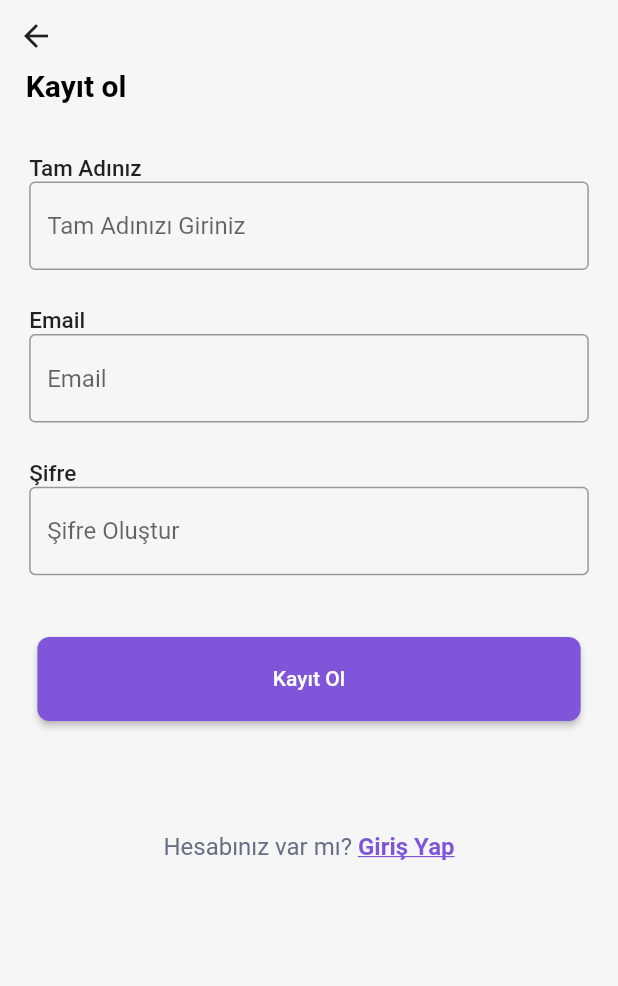
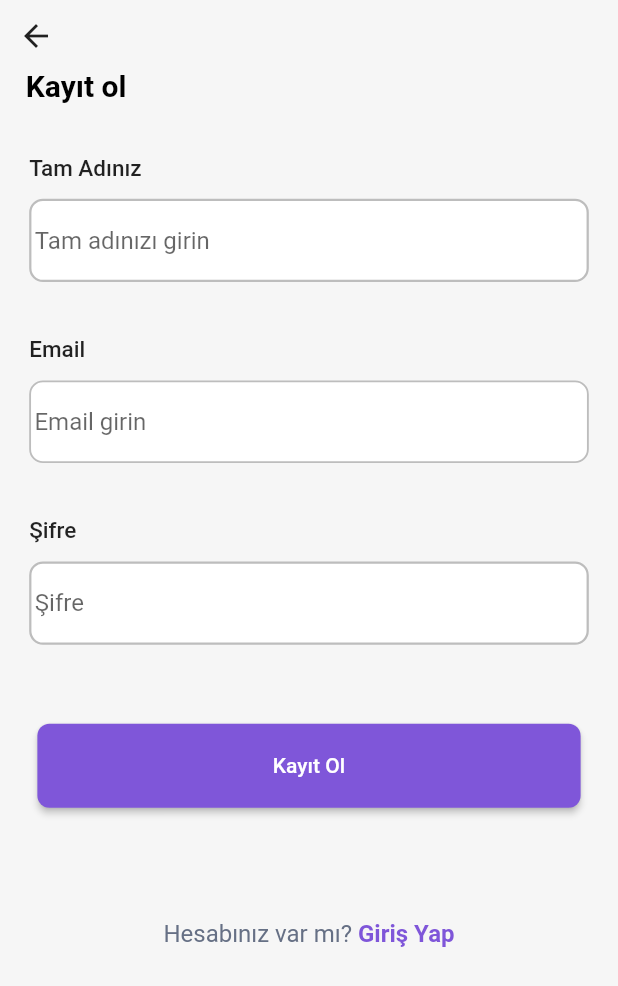
Before and after one commit to hmustafabolat/peptaskApp, a Flutter app: the RegisterPage screen opened directly, on a phone screen of 412 x 824 dp. Shown: the top 986 px of the screen. Run offline on Flutter 3.47's test engine with Material 2 defaults, Android fonts, the phone set to English and light mode, and no system bars; our stand-ins replace cloud_firestore, dotted_border, firebase_auth, firebase_core, flutter_screenutil, get; accounts and stored records are empty.

Commit message:
Change textfield

```diff
--- a/lib/main.dart
+++ b/lib/main.dart
@@ -33,7 +33,7 @@ class MyApp extends StatelessWidget {
       builder: (context, child) {
         return GetMaterialApp(
           debugShowCheckedModeBanner: false,
-          home: AdminMainPage(),
+          home: LandingPage(),
           //LandingPage(),
         );
       },
--- a/lib/view/login_page.dart
+++ b/lib/view/login_page.dart
@@ -3,6 +3,7 @@ import 'package:flutter_screenutil/flutter_screenutil.dart';
 import 'package:get/get.dart';
 import 'package:get/get_core/src/get_main.dart';
 import 'package:peptask/widgets/buttons/button.dart';
+import 'package:peptask/widgets/text-field/text_field_widgets.dart';
 import 'package:peptask/widgets/text/text_widgets.dart';
 import '../model/user_model.dart';
 import '../viewmodel/auth_viewmodel.dart';
@@ -25,7 +26,7 @@ class _UserLoginPageState extends State<UserLoginPage> {
   Widget build(BuildContext context) {
     return SafeArea(
       child: Scaffold(
-          backgroundColor: Color.fromRGBO(246, 246, 246, 1),
+          backgroundColor: Colors.grey.shade200,
           body: SingleChildScrollView(
             child: Center(
               child: Padding(
@@ -36,7 +37,6 @@ class _UserLoginPageState extends State<UserLoginPage> {
                     child: Column(
                       mainAxisAlignment: MainAxisAlignment.spaceEvenly,
                       children: [
-                        SizedBox(height: 0.06.sh),
                         AppLogo(
                           path: "assets/images/logo_icon.png",
                         ),
@@ -44,10 +44,12 @@ class _UserLoginPageState extends State<UserLoginPage> {
                         AppLogo(path: "assets/images/pepteam_logo.png"),
                         SizedBox(height: 0.02.sh),
                         TextWidget(textInput: "İzin Portalı"),
-                        SizedBox(height: 0.1.sh),
-                        buildTextFormFieldEmail(),
-                        SizedBox(height: 0.06.sh),
-                        buildTextFormFieldPassword(),
+                        SizedBox(height: 0.09.sh),
+                        InfoTextWidget(infoText: "Email"),
+                        TextFieldEmail(),
+                        SizedBox(height: 0.02.sh),
+                        InfoTextWidget(infoText: "Şifre"),
+                        TextFieldPassword(),
                         SizedBox(height: 0.03.sh),
                         ForgotPasswordButton(nullText: "Şifremi Unuttum"),
                         SizedBox(height: 0.03.sh),
@@ -87,6 +89,7 @@ class _UserLoginPageState extends State<UserLoginPage> {
         obscureText: true,
         decoration: InputDecoration(
           border: OutlineInputBorder(
+
             borderSide: BorderSide(
               color: Color.fromRGBO(208, 213, 221, 1),
             ),
@@ -100,25 +103,4 @@ class _UserLoginPageState extends State<UserLoginPage> {
         ));
   }
 
-  TextFormField buildTextFormFieldEmail() {
-    return TextFormField(
-      style: TextStyle(
-        color: Colors.black,
-      ),
-      onSaved: (value) {
-        email = value;
-      },
-      cursorColor: Colors.black,
-      keyboardType: TextInputType.emailAddress,
-      decoration: InputDecoration(
-        border: OutlineInputBorder(
-          borderSide:
-              BorderSide(color: Color.fromRGBO(208, 213, 221, 1), width: 4),
-        ),
-        focusedBorder: OutlineInputBorder(
-            borderSide: BorderSide(color: Color.fromRGBO(208, 213, 221, 1))),
-        hintText: "Email Girin",
-      ),
-    );
-  }
 }
--- a/lib/view/register_page.dart
+++ b/lib/view/register_page.dart
@@ -2,7 +2,8 @@ import 'package:flutter/material.dart';
 import 'package:flutter_screenutil/flutter_screenutil.dart';
 import 'package:get/get.dart';
 import 'package:peptask/widgets/buttons/button.dart';
-import 'package:peptask/widgets/icons/icons.dart';
+
+import 'package:peptask/widgets/text-field/text_field_widgets.dart';
 import 'package:peptask/widgets/text/text_widgets.dart';
 
 import '../viewmodel/auth_viewmodel.dart';
@@ -42,17 +43,17 @@ class _RegisterPageState extends State<RegisterPage> {
                         mainAxisAlignment: MainAxisAlignment.center,
                         children: [
                           InfoTextWidget(infoText: "Tam Adınız"),
-                          buildTextFormFieldName(),
+                          TextFieldName(),
                           SizedBox(
                             height: 0.03.sh,
                           ),
                           InfoTextWidget(infoText: "Email"),
-                          buildTextFormFieldEmail(),
+                          TextFieldEmail(),
                           SizedBox(
                             height: 0.03.sh,
                           ),
                           InfoTextWidget(infoText: "Şifre"),
-                          buildTextFormFieldPassword(),
+                          TextFieldPassword(),
                           SizedBox(
                             height: 0.05.sh,
                           ),
@@ -78,90 +79,4 @@ class _RegisterPageState extends State<RegisterPage> {
             ),
           )),
     );
-  }
-
-  TextFormField buildTextFormFieldPassword() {
-    return TextFormField(
-        style: TextStyle(
-          color: Colors.black,
-        ),
-        onSaved: (value) {
-          password = value;
-        },
-        cursorColor: Colors.black,
-        obscureText: true,
-        decoration: InputDecoration(
-          border: OutlineInputBorder(
-            borderSide: BorderSide(
-              color: Color.fromRGBO(208, 213, 221, 1),
-            ),
-          ),
-          hintText: 'Şifre Oluştur',
-          focusColor: Color.fromRGBO(208, 213, 221, 1),
-          focusedBorder: OutlineInputBorder(
-              borderSide: BorderSide(
-            color: Color.fromRGBO(208, 213, 221, 1),
-          )),
-        ));
-  }
-
-  TextFormField buildTextFormFieldName() {
-    return TextFormField(
-        key: _globalKey,
-        style: TextStyle(
-          color: Colors.black,
-        ),
-        onSaved: (value) {
-          name = value;
-        },
-        validator: (value) {
-          if (value == null) {
-            return 'Boş değer giremezsiniz.';
-          } else if (value.contains(' ')) {
-            return 'Boş değer giremezsiniz.';
-          } else {
-            return null;
-          }
-        },
-        cursorColor: Colors.black,
-        obscureText: false,
-        decoration: InputDecoration(
-          border: OutlineInputBorder(
-            borderSide: BorderSide(
-              color: Color.fromRGBO(208, 213, 221, 1),
-            ),
-          ),
-          hintText: 'Tam Adınızı Giriniz',
-          focusColor: Color.fromRGBO(208, 213, 221, 1),
-          focusedBorder: OutlineInputBorder(
-              borderSide: BorderSide(
-            color: Color.fromRGBO(208, 213, 221, 1),
-          )),
-        ));
-  }
-
-  TextFormField buildTextFormFieldEmail() {
-    return TextFormField(
-        style: TextStyle(
-          color: Colors.black,
-        ),
-        onSaved: (value) {
-          email = value;
-        },
-        cursorColor: Colors.black,
-        obscureText: false,
-        decoration: InputDecoration(
-          border: OutlineInputBorder(
-            borderSide: BorderSide(
-              color: Color.fromRGBO(208, 213, 221, 1),
-            ),
-          ),
-          hintText: 'Email',
-          focusColor: Color.fromRGBO(208, 213, 221, 1),
-          focusedBorder: OutlineInputBorder(
-              borderSide: BorderSide(
-            color: Color.fromRGBO(208, 213, 221, 1),
-          )),
-        ));
-  }
-}
+  }}
--- a/lib/widgets/buttons/button.dart
+++ b/lib/widgets/buttons/button.dart
@@ -39,6 +39,7 @@ class PurpleMainButton extends StatelessWidget {
     );
   }
 }
+
 //Şifremi unuttum butonu fonksiyon eklenmedi!!!
 class ForgotPasswordButton extends StatelessWidget {
   final String nullText;
@@ -61,6 +62,7 @@ class ForgotPasswordButton extends StatelessWidget {
     );
   }
 }
+
 //Login sayfasında ki "Kaydol" butonu.
 class SignUpButton extends StatelessWidget {
   final String lightTextSignUp;
@@ -80,9 +82,9 @@ class SignUpButton extends StatelessWidget {
         TextSpan(
             text: darkTextSignUp,
             style: const TextStyle(
-                fontWeight: FontWeight.bold,
-                color: Color.fromRGBO(127, 86, 217, 1),
-                decoration: TextDecoration.underline),
+              fontWeight: FontWeight.bold,
+              color: Color.fromRGBO(127, 86, 217, 1),
+            ),
             recognizer: TapGestureRecognizer()
               ..onTap = () {
                 Get.to(RegisterPage());
@@ -91,6 +93,7 @@ class SignUpButton extends StatelessWidget {
     ));
   }
 }
+
 //Register sayfasında ki "Giriş Yap" butonu.
 class SignInButton extends StatelessWidget {
   final String lightTextSignIn;
@@ -110,17 +113,18 @@ class SignInButton extends StatelessWidget {
         TextSpan(
             text: dartTextSignIn,
             style: const TextStyle(
-                fontWeight: FontWeight.bold,
-                color: Color.fromRGBO(127, 86, 217, 1),
-                decoration: TextDecoration.underline),
+              fontWeight: FontWeight.bold,
+              color: Color.fromRGBO(127, 86, 217, 1),
+            ),
             recognizer: TapGestureRecognizer()
-              ..onTap = (){
-              Get.to(UserLoginPage());
+              ..onTap = () {
+                Get.to(UserLoginPage());
               })
       ],
     ));
   }
 }
+
 //Uygulama içerisinde kullanılacak "Back Icon" butonudur.
 class BackButton extends StatelessWidget {
   const BackButton({Key? key}) : super(key: key);
@@ -138,12 +142,12 @@ class BackButton extends StatelessWidget {
   }
 }
 
-
 class BackLogo extends StatelessWidget {
   const BackLogo({Key? key}) : super(key: key);
 
   @override
   Widget build(BuildContext context) {
-    return IconButton(onPressed: () => Get.back(), icon: Icon(Icons.arrow_back));
+    return IconButton(
+        onPressed: () => Get.back(), icon: Icon(Icons.arrow_back));
   }
 }
--- /dev/null
+++ b/lib/widgets/text-field/text_field_widgets.dart
@@ -0,0 +1,101 @@
+import 'package:flutter/material.dart';
+import 'package:flutter_screenutil/flutter_screenutil.dart';
+import 'package:get/get.dart';
+import 'package:get/get_core/src/get_main.dart';
+
+import '../../viewmodel/auth_viewmodel.dart';
+
+final _globalKey = GlobalKey<FormState>();
+String? email, password, name;
+
+final AuthViewModel _viewModel = Get.find();
+
+class TextFieldEmail extends StatelessWidget {
+  TextFieldEmail({Key? key}) : super(key: key);
+
+  @override
+  Widget build(BuildContext context) {
+    return Container(
+      margin: EdgeInsets.only(top: 10, bottom: 10).r,
+      padding: EdgeInsets.all(2).w,
+      decoration: BoxDecoration(
+        border: Border.all(width: 0.003.sw, color: Colors.grey.shade400),
+        color: Colors.white,
+        borderRadius: BorderRadius.circular(8).w,
+      ),
+      child: TextFormField(
+        onSaved: (value){
+          email=value;
+        },
+        decoration: InputDecoration(
+          border: InputBorder.none,
+          hintText: 'Email girin',
+
+        ),
+      ),
+    );
+  }
+}
+
+class TextFieldPassword extends StatelessWidget {
+  const TextFieldPassword({Key? key}) : super(key: key);
+
+  @override
+  Widget build(BuildContext context) {
+    return Container(
+      margin: EdgeInsets.only(top: 10, bottom: 10).r,
+      padding: EdgeInsets.all(2).w,
+      decoration: BoxDecoration(
+        border: Border.all(width: 1.5, color: Colors.grey.shade400),
+        color: Colors.white,
+        borderRadius: BorderRadius.circular(8).w,
+      ),
+      child: TextFormField(
+        onSaved: (value){
+          password=value;
+        },
+        obscureText: true,
+        decoration: InputDecoration(
+          border: InputBorder.none,
+          hintText: 'Şifre',
+        ),
+      ),
+    );
+  }
+}
+
+class TextFieldName extends StatelessWidget {
+  const TextFieldName({Key? key}) : super(key: key);
+
+  @override
+  Widget build(BuildContext context) {
+    return Container(
+      margin: EdgeInsets.only(top: 10, bottom: 10).r,
+      padding: EdgeInsets.all(2).w,
+      decoration: BoxDecoration(
+        border: Border.all(width: 1.5, color: Colors.grey.shade400),
+        color: Colors.white,
+        borderRadius: BorderRadius.circular(8).w,
+      ),
+      child: TextFormField(
+        onSaved: (value){
+          password=value;
+        },
+        validator: (value) {
+          if (value == null) {
+            return 'Boş değer giremezsiniz.';
+          } else if (value.contains(' ')) {
+            return 'Boş değer giremezsiniz.';
+          } else {
+            return null;
+          }
+        },
+        obscureText: true,
+        decoration: InputDecoration(
+          border: InputBorder.none,
+          hintText: 'Tam adınızı girin',
+        ),
+      ),
+    );
+  }
+}
```
Also changed, not shown: assets/images/Group 1.png (deleted).
